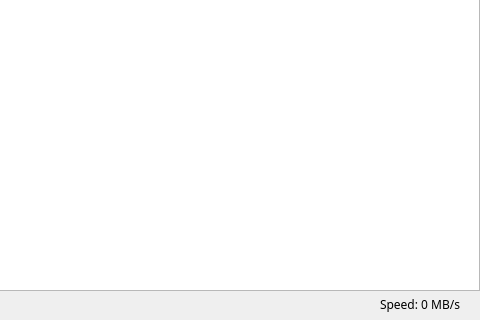
Qt form uic/UI_MainDownloader.ui (DevilSpiderX/SakuraAnimationDownloader) before a commit; both pictures show x 321 to 801 and y 303 to 623 of the 801 by 623 pixel window.
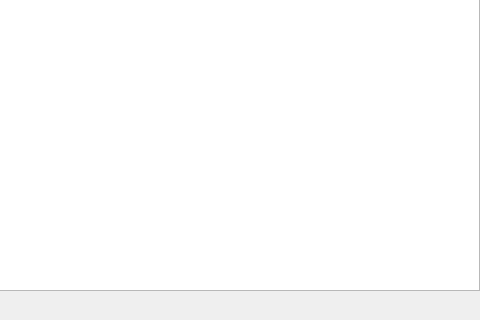
The same form after that commit.

```diff
--- a/uic/UI_MainDownloader.ui
+++ b/uic/UI_MainDownloader.ui
@@ -100,27 +100,6 @@
      <string>下载</string>
     </property>
    </widget>
-   <widget class="QLabel" name="speedLabel">
-    <property name="geometry">
-     <rect>
-      <x>600</x>
-      <y>574</y>
-      <width>181</width>
-      <height>21</height>
-     </rect>
-    </property>
-    <property name="font">
-     <font>
-      <family>新宋体</family>
-     </font>
-    </property>
-    <property name="text">
-     <string>Speed: 0 MB/s</string>
-    </property>
-    <property name="alignment">
-     <set>Qt::AlignRight|Qt::AlignTrailing|Qt::AlignVCenter</set>
-    </property>
-   </widget>
    <widget class="QLabel" name="videoNameLabel">
     <property name="geometry">
      <rect>
```
Left out of the diff: 1 changed line with no effect on the pictures.
